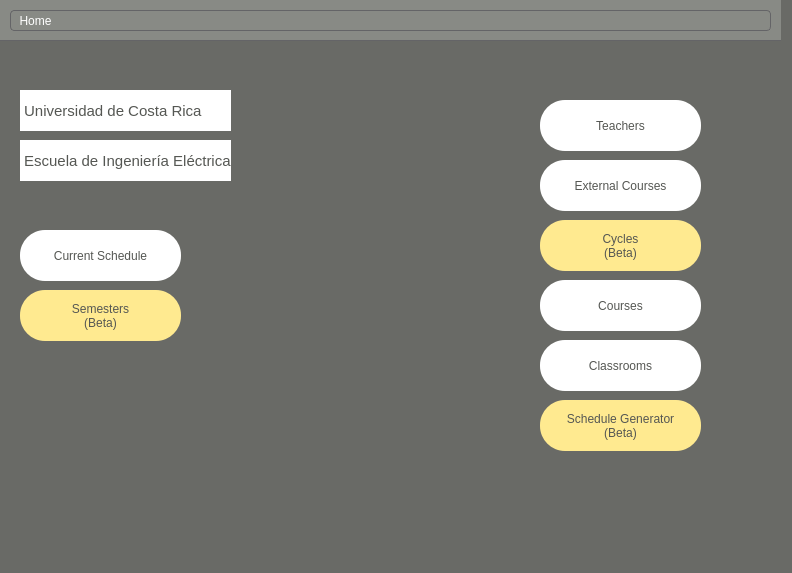
Before: the Qt Designer form qt/IE0217/mainwindow.ui in Jams1001/Proyecto_IE0217, drawn with Qt 5.
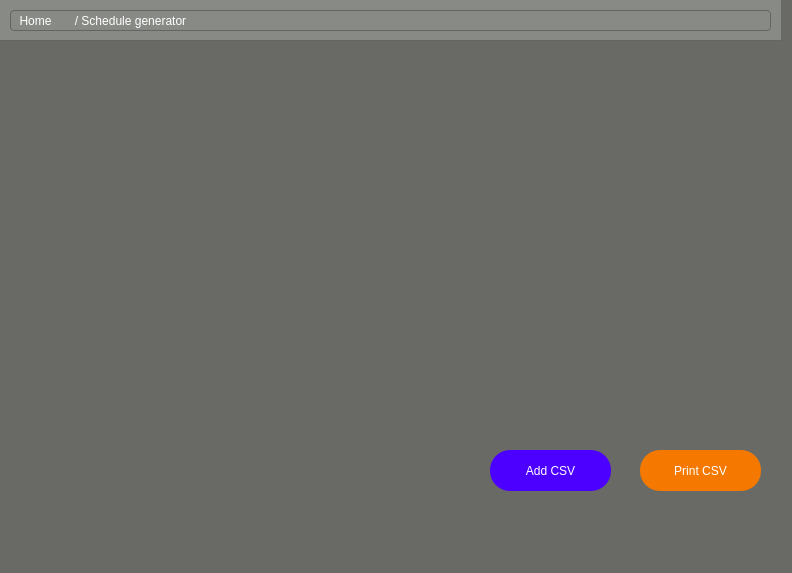
After: the same form once the commit is applied.

Diff of the .ui file:
```diff
--- a/qt/IE0217/mainwindow.ui
+++ b/qt/IE0217/mainwindow.ui
@@ -47,7 +47,7 @@
      </size>
     </property>
     <property name="currentIndex">
-     <number>0</number>
+     <number>8</number>
     </property>
     <widget class="QWidget" name="Home">
      <widget class="QLabel" name="label_EIE">
@@ -1867,6 +1867,149 @@
       </property>
      </widget>
     </widget>
+    <widget class="QWidget" name="ScheduleGenerator">
+     <widget class="QPushButton" name="pushButtonAddCSV_ScheduleGenerator">
+      <property name="geometry">
+       <rect>
+        <x>490</x>
+        <y>450</y>
+        <width>121</width>
+        <height>41</height>
+       </rect>
+      </property>
+      <property name="styleSheet">
+       <string notr="true">background-color: rgb(76, 0, 255);
+color: rgb(255, 255, 255);
+border-radius: 20px;</string>
+      </property>
+      <property name="text">
+       <string>Add CSV</string>
+      </property>
+     </widget>
+     <widget class="QPushButton" name="pushButtonPrintCSV_ScheduleGenerator">
+      <property name="geometry">
+       <rect>
+        <x>640</x>
+        <y>450</y>
+        <width>121</width>
+        <height>41</height>
+       </rect>
+      </property>
+      <property name="styleSheet">
+       <string notr="true">background-color: rgb(245, 121, 0);
+color: rgb(255, 255, 255);
+border-radius: 20px;</string>
+      </property>
+      <property name="text">
+       <string>Print CSV</string>
+      </property>
+     </widget>
+     <widget class="QFrame" name="frame_6">
+      <property name="geometry">
+       <rect>
+        <x>0</x>
+        <y>0</y>
+        <width>781</width>
+        <height>41</height>
+       </rect>
+      </property>
+      <property name="styleSheet">
+       <string notr="true">background-color: rgb(136, 138, 133);
+border-style: solid;
+border-bottom-color: rgb(100, 100, 103);
+border-width: 0px 0px 1px 0px;
+</string>
+      </property>
+      <property name="frameShape">
+       <enum>QFrame::StyledPanel</enum>
+      </property>
+      <property name="frameShadow">
+       <enum>QFrame::Raised</enum>
+      </property>
+      <widget class="QFrame" name="frame_18">
+       <property name="geometry">
+        <rect>
+         <x>10</x>
+         <y>10</y>
+         <width>761</width>
+         <height>21</height>
+        </rect>
+       </property>
+       <property name="styleSheet">
+        <string notr="true">    border-style: solid;
+    border-color: rgb(100, 100, 103);
+    border-width: 1px 1px 1px 1px;
+border-radius: 4px;</string>
+       </property>
+       <property name="frameShape">
+        <enum>QFrame::StyledPanel</enum>
+       </property>
+       <property name="frameShadow">
+        <enum>QFrame::Raised</enum>
+       </property>
+       <widget class="QPushButton" name="pushButton_HomeSG">
+        <property name="geometry">
+         <rect>
+          <x>0</x>
+          <y>0</y>
+          <width>51</width>
+          <height>21</height>
+         </rect>
+        </property>
+        <property name="sizePolicy">
+         <sizepolicy hsizetype="Expanding" vsizetype="Expanding">
+          <horstretch>0</horstretch>
+          <verstretch>0</verstretch>
+         </sizepolicy>
+        </property>
+        <property name="maximumSize">
+         <size>
+          <width>89</width>
+          <height>25</height>
+         </size>
+        </property>
+        <property name="styleSheet">
+         <string notr="true">color: rgb(255, 255, 255);
+background-color: transparent; 
+border: none;</string>
+        </property>
+        <property name="text">
+         <string>Home</string>
+        </property>
+       </widget>
+       <widget class="QPushButton" name="pushButton_ScheduleGenerator">
+        <property name="geometry">
+         <rect>
+          <x>50</x>
+          <y>0</y>
+          <width>141</width>
+          <height>21</height>
+         </rect>
+        </property>
+        <property name="sizePolicy">
+         <sizepolicy hsizetype="Expanding" vsizetype="Expanding">
+          <horstretch>0</horstretch>
+          <verstretch>0</verstretch>
+         </sizepolicy>
+        </property>
+        <property name="maximumSize">
+         <size>
+          <width>200</width>
+          <height>25</height>
+         </size>
+        </property>
+        <property name="styleSheet">
+         <string notr="true">color: rgb(255, 255, 255);
+background-color: transparent; 
+border: none;</string>
+        </property>
+        <property name="text">
+         <string>/ Schedule generator</string>
+        </property>
+       </widget>
+      </widget>
+     </widget>
+    </widget>
    </widget>
   </widget>
   <widget class="QMenuBar" name="menubar">
```
